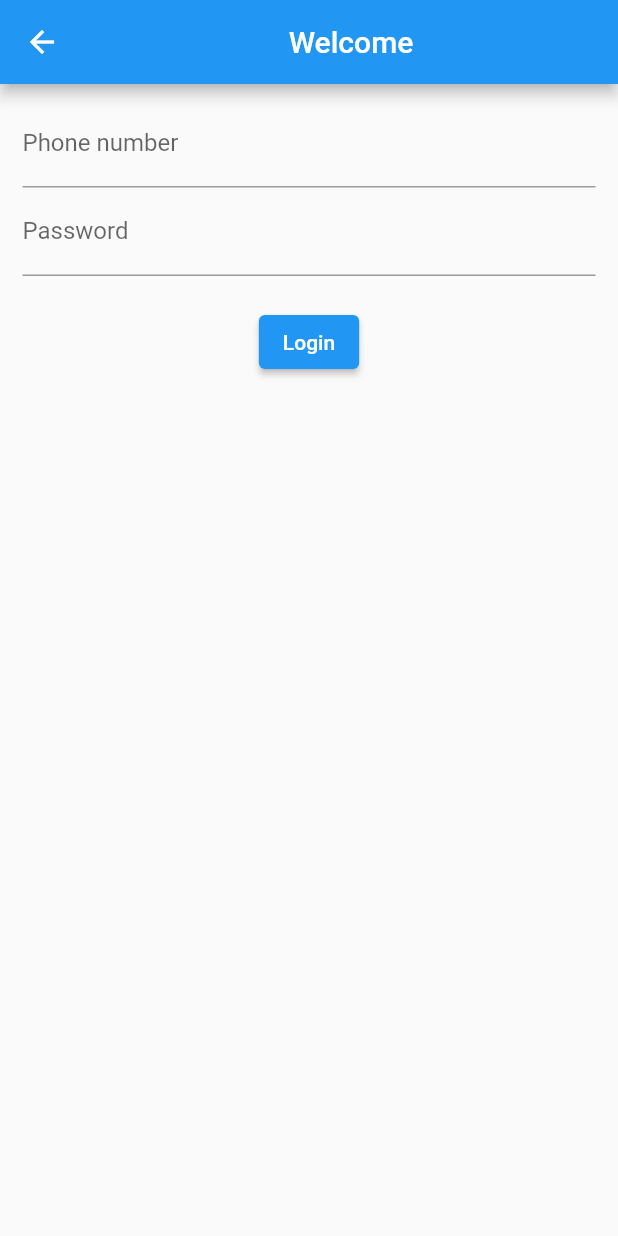
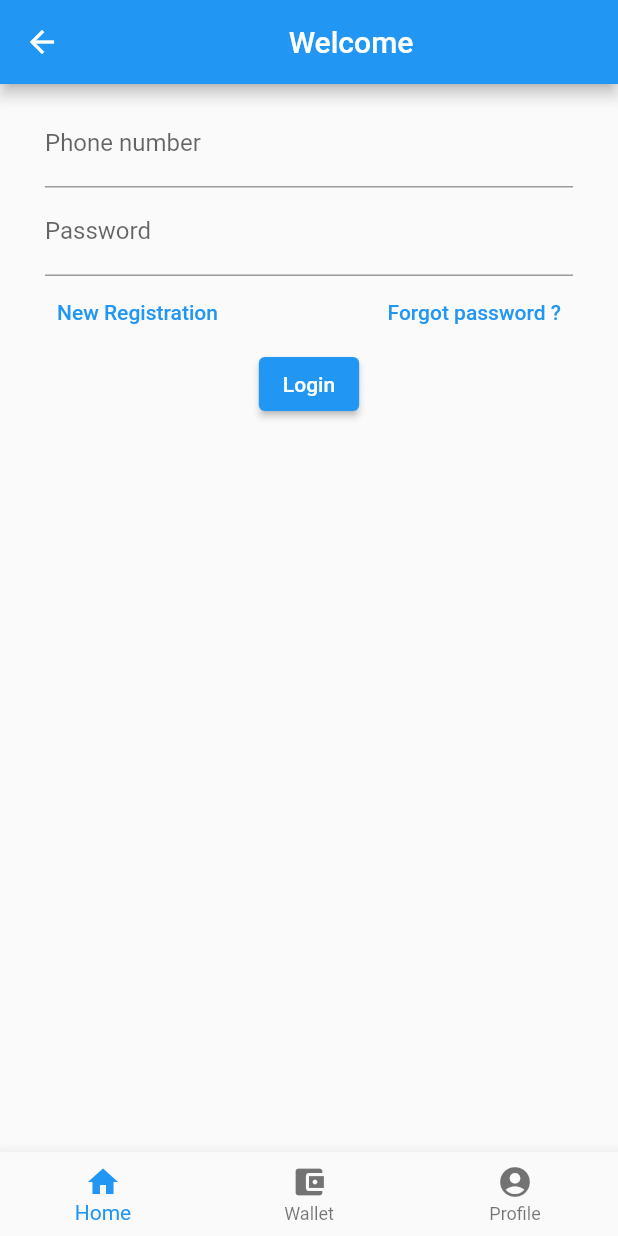
Before and after one commit to sharmavishal7669/Guess-and-Win, a Flutter app: the LoginScreen screen opened by its route, on a phone screen of 412 x 824 dp. Run offline on Flutter 3.47's test engine with Material 2 defaults, Android fonts, the phone set to English and light mode, and no system bars.

Commit message:
Updated login screen UI, Added Bottom Navigator

```diff
--- a/lib/screens/home_page.dart
+++ b/lib/screens/home_page.dart
@@ -1,4 +1,5 @@
 import 'package:flutter/material.dart';
+import 'package:guess_and_win/utilities/bottomNavigationBar.dart';
 
 class HomeScreen extends StatelessWidget {
   @override
@@ -12,6 +13,7 @@ class HomeScreen extends StatelessWidget {
           child: Text('Guess & Earn'),
         ),
       ),
+      bottomNavigationBar: BottomNavigator(),
     );
   }
 }
--- a/lib/screens/login_screen.dart
+++ b/lib/screens/login_screen.dart
@@ -1,4 +1,5 @@
 import 'package:flutter/material.dart';
+import 'package:guess_and_win/utilities/bottomNavigationBar.dart';
 import 'package:guess_and_win/utilities/routes.dart';
 
 class LoginScreen extends StatelessWidget {
@@ -9,7 +10,7 @@ class LoginScreen extends StatelessWidget {
           title: Center(child: Text('Welcome')),
         ),
         body: Padding(
-        padding: const EdgeInsets.symmetric(vertical: 10, horizontal: 15),
+          padding: const EdgeInsets.symmetric(vertical: 10, horizontal: 30),
           child: Column(
             children: [
               TextFormField(
@@ -19,9 +20,10 @@ class LoginScreen extends StatelessWidget {
                 obscureText: true,
                 decoration: InputDecoration(labelText: 'Password'),
               ),
-            SizedBox(
-              height: 20,
-            ),
+              Row(mainAxisAlignment: MainAxisAlignment.spaceBetween, children: [
+                TextButton(onPressed: () {}, child: Text('New Registration')),
+                TextButton(onPressed: () {}, child: Text('Forgot password ?')),
+              ]),
               ElevatedButton(
                 child: Text('Login'),
                 onPressed: () {
@@ -31,6 +33,6 @@ class LoginScreen extends StatelessWidget {
             ],
           ),
         ),
-    );
+        bottomNavigationBar: BottomNavigator());
   }
 }
--- /dev/null
+++ b/lib/utilities/bottomNavigationBar.dart
@@ -0,0 +1,26 @@
+import 'package:flutter/material.dart';
+
+class BottomNavigator extends StatelessWidget {
+  @override
+  Widget build(BuildContext context) {
+    return BottomNavigationBar(
+      items: const <BottomNavigationBarItem>[
+        BottomNavigationBarItem(
+          icon: Icon(Icons.home),
+          label: 'Home',
+        ),
+        BottomNavigationBarItem(
+          icon: Icon(Icons.account_balance_wallet),
+          label: 'Wallet',
+        ),
+        BottomNavigationBarItem(
+          icon: Icon(Icons.account_circle),
+          label: 'Profile',
+        ),
+      ],
+      currentIndex: 0,
+      selectedItemColor: Colors.blue[500],
+      onTap: (int index) {},
+    );
+  }
+}
```
Lines whose indentation alone changed are shown as unchanged.
